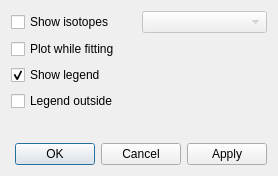
This is qjabs/plotdialog.ui in JYU-IBA/jabs as Qt 5 draws it before an edit. The edited form follows.
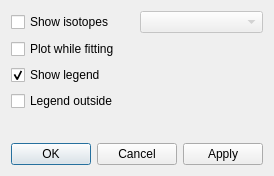
This is the edited form.

What changed in the file:
```diff
--- a/qjabs/plotdialog.ui
+++ b/qjabs/plotdialog.ui
@@ -6,7 +6,7 @@
    <rect>
     <x>0</x>
     <y>0</y>
-    <width>278</width>
+    <width>270</width>
     <height>176</height>
    </rect>
   </property>
```
